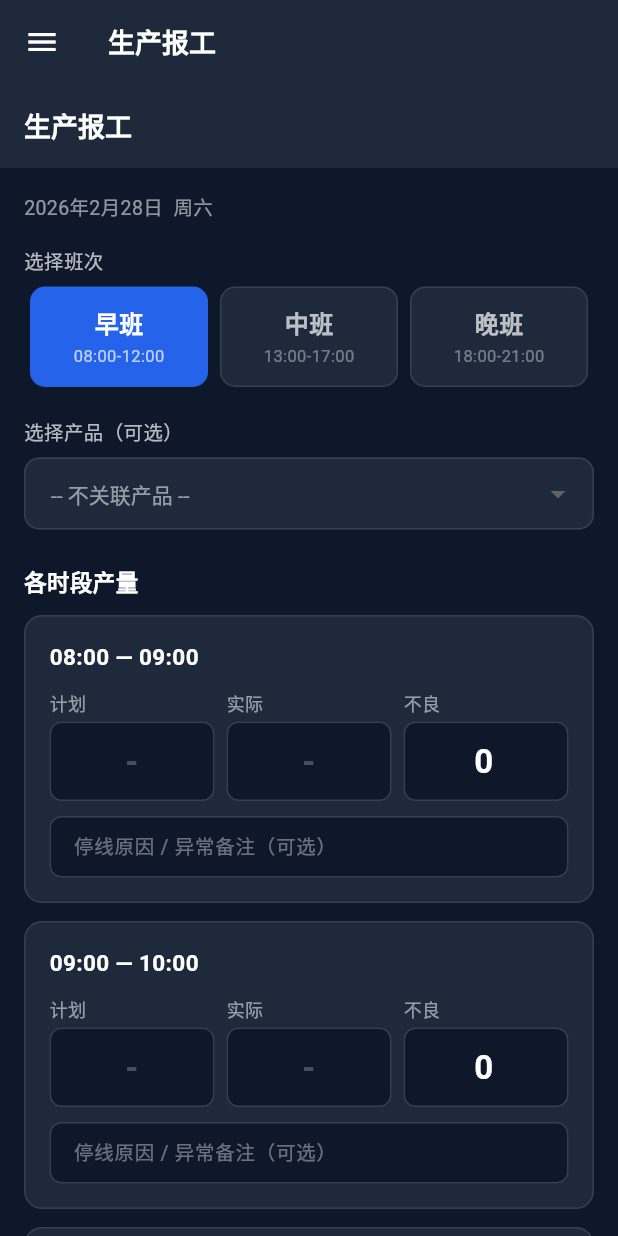
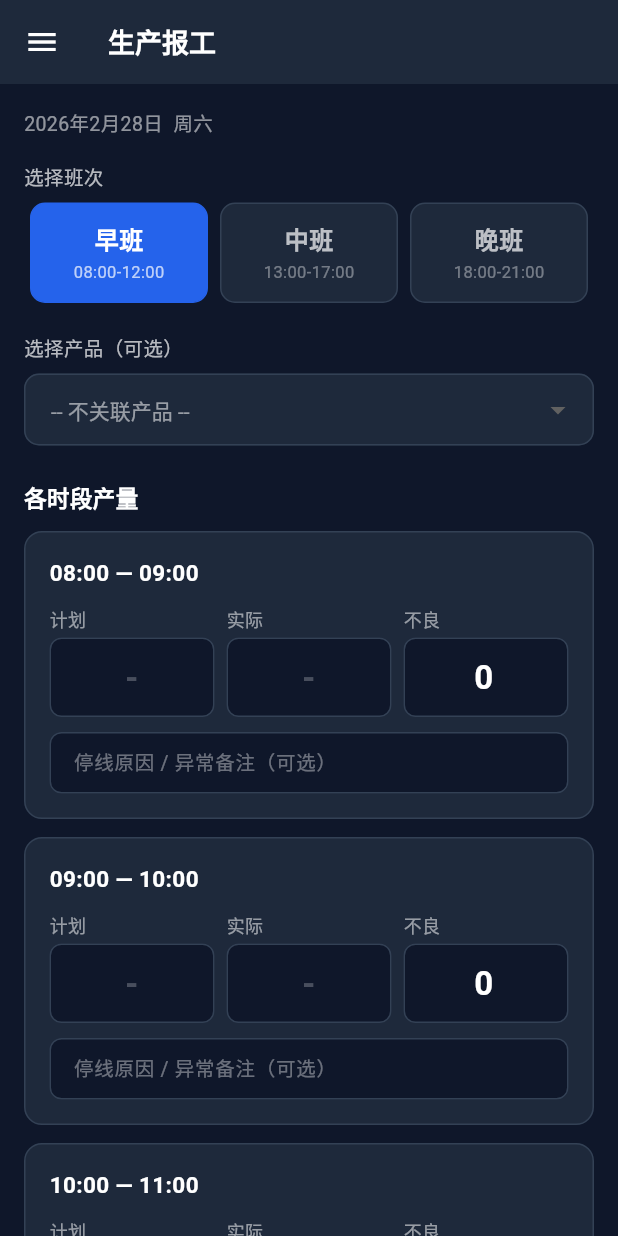
Before and after one commit to lian1107/smartfactory, a Flutter app: the DailyReportScreen screen opened by its route, on a phone screen of 412 x 824 dp. Run offline on Flutter 3.47's test engine with Material 3 defaults, Android fonts, the phone set to English and light mode, and no system bars; our stand-ins replace flutter_dotenv, flutter_riverpod, go_router, shimmer, supabase_flutter; accounts and stored records are empty; generated files the repository leaves out were written again.

Commit message:
refactor: remove Scaffold from workshop form screens, reset form on submit
Remove Scaffold+AppBar wrappers from all 4 workshop form screens
(DailyReport, QualityCheck, RepairLog, IncomingInspection). The
WorkshopShell ShellRoute now provides the outer Scaffold. Replace
context.pop() after submit with setState form reset + SnackBar so
users stay on the page.

Co-Authored-By: Claude Sonnet 4.6 <noreply@anthropic.com>

```diff
--- a/lib/screens/workshop/daily_report_screen.dart
+++ b/lib/screens/workshop/daily_report_screen.dart
@@ -1,6 +1,5 @@
 import 'package:flutter/material.dart';
 import 'package:flutter_riverpod/flutter_riverpod.dart';
-import 'package:go_router/go_router.dart';
 import 'package:smartfactory/models/product.dart';
 import 'package:smartfactory/providers/project_providers.dart';
 import 'package:smartfactory/providers/report_providers.dart';
@@ -58,13 +57,17 @@ class _DailyReportScreenState extends ConsumerState<DailyReportScreen> {
           );
 
       if (mounted) {
+        setState(() {
+          _shift = Shift.early;
+          _selectedProductId = null;
+          _rebuildSlots(Shift.early);
+        });
         ScaffoldMessenger.of(context).showSnackBar(
           const SnackBar(
             content: Text('报工提交成功'),
             backgroundColor: Color(0xFF10B981),
           ),
         );
-        context.pop();
       }
     } catch (e) {
       if (mounted) {
@@ -84,17 +87,9 @@ class _DailyReportScreenState extends ConsumerState<DailyReportScreen> {
   Widget build(BuildContext context) {
     final productsAsync = ref.watch(productListProvider);
 
-    return Scaffold(
-      backgroundColor: const Color(0xFF0F172A),
-      appBar: AppBar(
-        backgroundColor: const Color(0xFF1E293B),
-        foregroundColor: Colors.white,
-        title: const Text('生产报工'),
-        centerTitle: false,
-      ),
-      body: Form(
-        key: _formKey,
-        child: ListView(
+    return Form(
+      key: _formKey,
+      child: ListView(
           padding: const EdgeInsets.all(16),
           children: [
             Text(
@@ -181,7 +176,6 @@ class _DailyReportScreenState extends ConsumerState<DailyReportScreen> {
             const SizedBox(height: 32),
           ],
         ),
-      ),
     );
   }
 
```
Also changed, not shown: lib/screens/workshop/incoming_inspection_screen.dart (+12 -14 lines), lib/screens/workshop/quality_check_screen.dart (+10 -14 lines), lib/screens/workshop/repair_log_screen.dart (+9 -14 lines).
